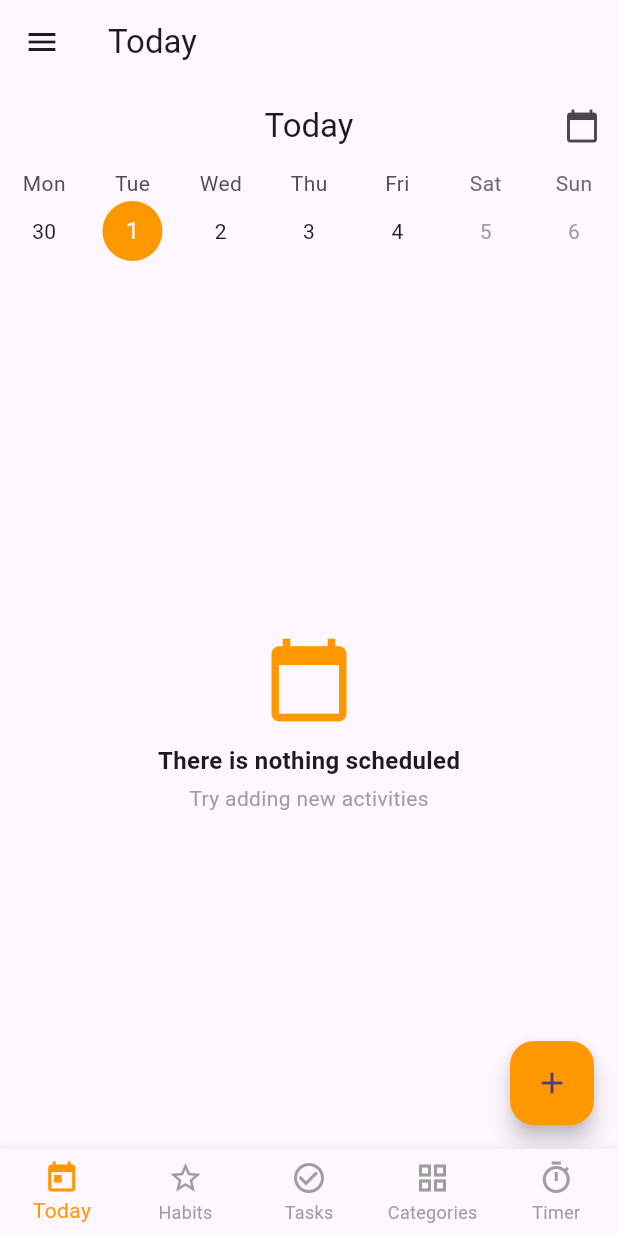
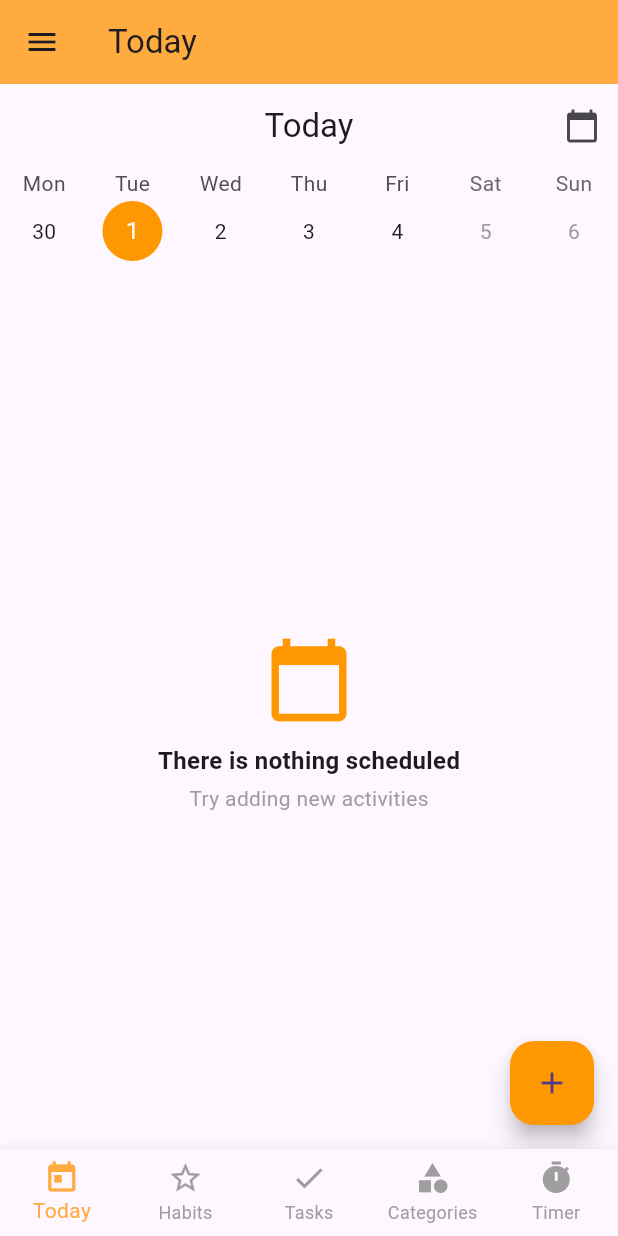
Before and after one commit to amnatariq3/habitrackerapp, a Flutter app: the screen it shows once a user with an empty profile is signed in, after a tap on "Skip", on a phone screen of 412 x 824 dp. Run offline on Flutter 3.47's test engine with Material 3 defaults, Android fonts, the phone set to English and light mode, and no system bars; drawn by our look-alikes of table_calendar; our stand-ins replace cloud_firestore, firebase_auth, firebase_core, hive, hive_flutter, package_info_plus; accounts and stored records are empty.

```diff
--- a/lib/Bottom Navigation Bar.dart
+++ b/lib/Bottom Navigation Bar.dart
@@ -1,56 +1,54 @@
+import 'package:flutter/material.dart';
 import 'package:firebase_auth/firebase_auth.dart';
-import 'package:flutter/cupertino.dart';
-import 'package:flutter/material.dart';
-import 'package:untitled7/timer%20page.dart';
 
-import 'Color Compound class.dart';
+// Import your pages
+import 'Setting page.dart';
+import 'Todaypage.dart';
+import 'habits page.dart';
 import 'Tasks page.dart';
-import 'Todaypage.dart';
-import 'auth wraper page.dart';
 import 'categories page.dart';
-import 'habits page.dart';
-import 'login page.dart';
-import 'logout page.dart';
-class HabitTrackerApp extends StatelessWidget {
+import 'timer page.dart';
+import 'Color Compound class.dart'; // for Appcolors.theme
 
-  const HabitTrackerApp({super.key});
+class HomeScreen extends StatefulWidget {
+  const HomeScreen({super.key});
 
   @override
-  Widget build(BuildContext context) {
-    return MaterialApp(
-      debugShowCheckedModeBanner: false,
-      title: 'Habit Tracker',
-      theme: ThemeData(primarySwatch: Colors.orange),
-      home: const AuthWrapper(),
-    );
-  }
+  State<HomeScreen> createState() => _HomeScreenState();
 }
 
+class _HomeScreenState extends State<HomeScreen> {
+  int _selectedIndex = 0;
 
-class MainNavigation extends StatefulWidget {
-  const MainNavigation({super.key});
-
-  @override
-  State<MainNavigation> createState() => _MainNavigationState();
-}
-
-class _MainNavigationState extends State<MainNavigation> {
-  int currentIndex = 0;
-
-  final pages = const [
+  final List<Widget> _screens = [
     TodayPage(),
     HabitsPage(),
     TasksPage(),
     CategoriesPage(),
     TimerPage(),
+    SettingsPage(),
   ];
 
-  final labels = ["Today", "Habits", "Tasks", "Categories", "Timer"];
+  final List<String> _titles = [
+    'Today',
+    'Habits',
+    'Tasks',
+    'Categories',
+    'Timer',
+    'Settings',
+  ];
 
-  void _onDrawerTap(int index) {
+  void _onSelectDrawer(int index) {
+    if (index >= _screens.length) return; // prevent out-of-range crash
     setState(() {
-      currentIndex = index;
-      Navigator.pop(context); // Close the drawer
+      _selectedIndex = index;
+    });
+    Navigator.pop(context); // Close drawer after selection
+  }
+
+  void _onBottomNavTap(int index) {
+    setState(() {
+      _selectedIndex = index;
     });
   }
 
@@ -58,50 +56,64 @@ class _MainNavigationState extends State<MainNavigation> {
   Widget build(BuildContext context) {
     return Scaffold(
       appBar: AppBar(
-        title: Text(labels[currentIndex]),
+        title: Text(_titles[_selectedIndex]),
+        backgroundColor: Appcolors.theme,
       ),
 
       drawer: Drawer(
-        backgroundColor: Colors.white,
+        backgroundColor: Colors.black,
         child: ListView(
           children: [
-            const DrawerHeader(
-              decoration: BoxDecoration(color: Colors.orange),
-              child: Text("HabitNow", style: TextStyle(fontSize: 24, color: Colors.white)),
+            DrawerHeader(
+              child: Column(
+                crossAxisAlignment: CrossAxisAlignment.start,
+                children: [
+                  Text("HabitNow",
+                      style: TextStyle(fontSize: 24, color: Appcolors.theme)),
+                  SizedBox(height: 5),
+                  Text("Welcome!",
+                      style: TextStyle(color: Colors.white70)),
+                  Text(
+                    FirebaseAuth.instance.currentUser?.email ?? "Guest",
+                    style: TextStyle(color: Colors.white60, fontSize: 12),
+                  ),
+                ],
+              ),
             ),
-            _drawerItem(Icons.today, "Today", 0),
-            _drawerItem(Icons.star_outline, "Habits", 1),
-            _drawerItem(Icons.check_circle_outline, "Tasks", 2),
-            _drawerItem(Icons.grid_view, "Categories", 3),
-            _drawerItem(Icons.timer_outlined, "Timer", 4),
+            _drawerItem(Icons.today, 'Today', 0),
+            _drawerItem(Icons.star_border, 'Habits', 1),
+            _drawerItem(Icons.check_circle_outline, 'Tasks', 2),
+            _drawerItem(Icons.grid_view, 'Categories', 3),
+            _drawerItem(Icons.timer, 'Timer', 4),
+            _drawerItem(Icons.settings, 'Settings', 5),
             const Divider(),
             ListTile(
-              leading: const Icon(Icons.logout),
-              title: const Text("Logout"),
+              leading: const Icon(Icons.logout, color: Colors.white),
+              title: const Text("Logout", style: TextStyle(color: Colors.white)),
               onTap: () async {
-                LogoutHelper.confirmLogout(context);
-
-
+                await FirebaseAuth.instance.signOut();
+                // Optionally navigate to login page
+                Navigator.of(context).popUntil((route) => route.isFirst);
               },
             ),
           ],
         ),
       ),
 
-      body: pages[currentIndex],
+      body: _screens[_selectedIndex],
 
       bottomNavigationBar: BottomNavigationBar(
+        currentIndex: _selectedIndex > 4 ? 0 : _selectedIndex,
+        onTap: _onBottomNavTap,
+        selectedItemColor: Appcolors.theme,
+        unselectedItemColor: Colors.grey,
         type: BottomNavigationBarType.fixed,
-        currentIndex: currentIndex,
-        selectedItemColor: Appcolors.subtheme,
-        unselectedItemColor: Colors.grey,
-        onTap: (index) => setState(() => currentIndex = index),
         items: const [
-          BottomNavigationBarItem(icon: Icon(Icons.today), label: "Today"),
-          BottomNavigationBarItem(icon: Icon(Icons.star_outline), label: "Habits"),
-          BottomNavigationBarItem(icon: Icon(Icons.check_circle_outline), label: "Tasks"),
-          BottomNavigationBarItem(icon: Icon(Icons.grid_view), label: "Categories"),
-          BottomNavigationBarItem(icon: Icon(Icons.timer_outlined), label: "Timer"),
+          BottomNavigationBarItem(icon: Icon(Icons.today), label: 'Today'),
+          BottomNavigationBarItem(icon: Icon(Icons.star_border), label: 'Habits'),
+          BottomNavigationBarItem(icon: Icon(Icons.check), label: 'Tasks'),
+          BottomNavigationBarItem(icon: Icon(Icons.category), label: 'Categories'),
+          BottomNavigationBarItem(icon: Icon(Icons.timer), label: 'Timer'),
         ],
       ),
     );
@@ -109,11 +121,11 @@ class _MainNavigationState extends State<MainNavigation> {
 
   ListTile _drawerItem(IconData icon, String title, int index) {
     return ListTile(
-      leading: Icon(icon, color: Colors.black),
-      title: Text(title),
-      selected: currentIndex == index,
-      selectedTileColor: Colors.orange.withOpacity(0.2),
-      onTap: () => _onDrawerTap(index),
+      leading: Icon(icon, color: Colors.white),
+      title: Text(title, style: const TextStyle(color: Colors.white)),
+      selected: _selectedIndex == index,
+      selectedTileColor: Colors.orange.withOpacity(0.3),
+      onTap: () => _onSelectDrawer(index),
     );
   }
 }
--- a/lib/login page.dart
+++ b/lib/login page.dart
@@ -56,7 +56,9 @@ class _LoginPageState extends State<LoginPage> {
           children: [
             TextField(
               controller: _emailController,
-              decoration: const InputDecoration(labelText: 'Email'),
+              decoration: const InputDecoration(labelText: 'Email',
+              ),
+
             ),
             const SizedBox(height: 16),
             TextField(
--- a/lib/onboarding screen.dart
+++ b/lib/onboarding screen.dart
@@ -1,13 +1,10 @@
-// Flutter Onboarding Screen for Habit Tracker App
-// Connects to Firebase for login navigation
 
 import 'package:flutter/material.dart';
-import 'package:firebase_core/firebase_core.dart';
 import 'package:firebase_auth/firebase_auth.dart';
 import 'package:untitled7/Color%20Compound%20class.dart';
 
 import 'Bottom Navigation Bar.dart';
-import 'Todaypage.dart';
+
 
 class OnboardingScreen extends StatefulWidget {
   const OnboardingScreen({super.key});
@@ -47,12 +44,12 @@ class _OnboardingScreenState extends State<OnboardingScreen> {
     if (_currentIndex < _pages.length - 1) {
       _pageController.nextPage(duration: const Duration(milliseconds: 300), curve: Curves.ease);
     } else {
-      Navigator.pushReplacement(context, MaterialPageRoute(builder: (_) =>  MainNavigation()));
+      Navigator.pushReplacement(context, MaterialPageRoute(builder: (_) =>  HomeScreen()));
     }
   }
 
   void _skip() {
-    Navigator.pushReplacement(context, MaterialPageRoute(builder: (_) =>  MainNavigation()));
+    Navigator.pushReplacement(context, MaterialPageRoute(builder: (_) =>  HomeScreen()));
   }
 
   @override
--- a/pubspec.yaml
+++ b/pubspec.yaml
@@ -47,6 +47,8 @@ dependencies:
   path_provider: any
   shared_preferences: any
   iconsax: any
+  package_info_plus: any
+
 
 
 dev_dependencies:
```
Also changed, not shown: lib/Setting page.dart (added, +106 -0 lines), lib/calendar page.dart (+0 -19 lines), pubspec.lock, 1 other file.
